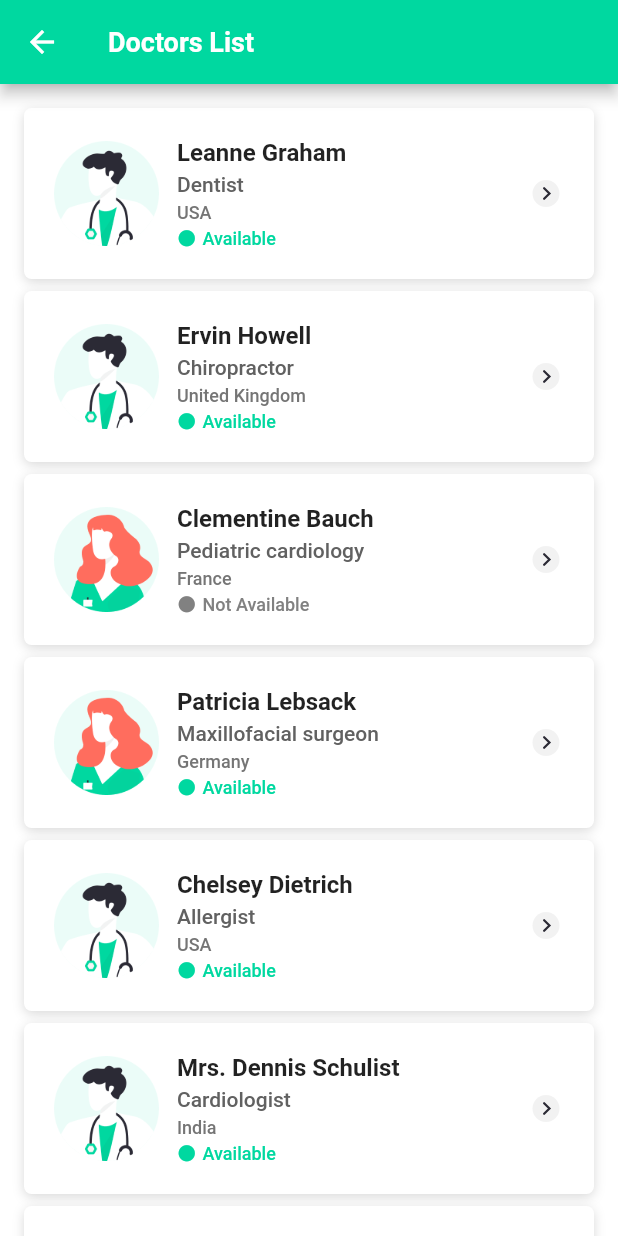
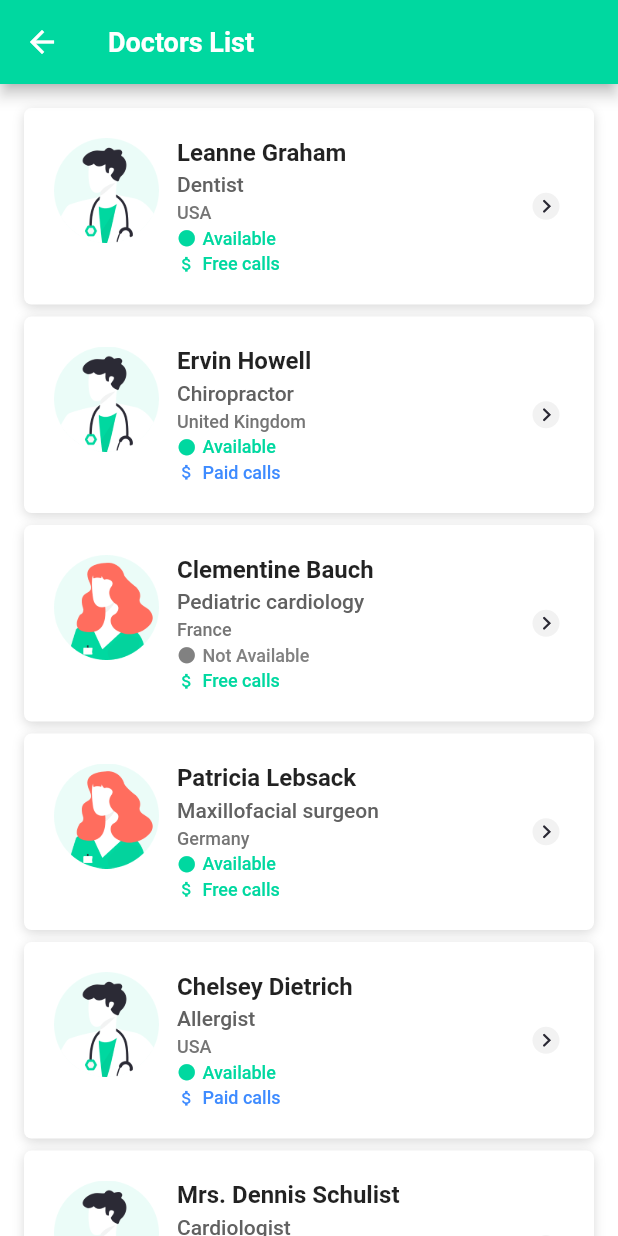
Before and after one commit to Djamel96/doctoVirt, a Flutter app: the DoctorsListMainScreen screen opened directly, on a phone screen of 412 x 824 dp. Run offline on Flutter 3.47's test engine with Material 2 defaults, Android fonts, the phone set to English and light mode, and no system bars; our stand-ins replace email_validator, flutter_keyboard_visibility, flutter_svg, get, permission_handler, shared_preferences; missing offline and left inert: agora_rtc_engine; accounts and stored records are empty; Roboto replaces fonts that are missing (DMSans).

```diff
--- a/lib/doctorsList/widgets/one_doctor.dart
+++ b/lib/doctorsList/widgets/one_doctor.dart
@@ -21,6 +21,7 @@ class OneDoctorWidget extends StatelessWidget {
         margins: const EdgeInsets.only(bottom: 8),
         child: Column(children: [
           Row(
+            crossAxisAlignment: CrossAxisAlignment.start,
             children: [
               Image.asset(
                 doctor.gender == 0
@@ -29,6 +30,9 @@ class OneDoctorWidget extends StatelessWidget {
                 width: 70,
               ),
               const SizedBox(width: 12),
+              Expanded(
+                child: Row(
+                  children: [
                     Expanded(
                       child: Column(
                         crossAxisAlignment: CrossAxisAlignment.start,
@@ -79,10 +83,36 @@ class OneDoctorWidget extends StatelessWidget {
                               ),
                             ],
                           ),
+                          const SizedBox(height: 3),
+                          Row(
+                            children: [
+                              Icon(
+                                Icons.attach_money,
+                                size: 13,
+                                color: doctor.hasFree
+                                    ? AppColors.appMain100
+                                    : AppColors.blue62,
+                              ),
+                              const SizedBox(width: 4),
+                              Text(
+                                doctor.hasFree ? "Free calls" : "Paid calls",
+                                style: TextStyle(
+                                  fontSize: 12,
+                                  fontWeight: FontWeight.w500,
+                                  color: doctor.hasFree
+                                      ? AppColors.appMain100
+                                      : AppColors.blue62,
+                                ),
+                              ),
+                            ],
+                          ),
                         ],
                       ),
                     ),
                     const ForwardIcon()
+                  ],
+                ),
+              ),
             ],
           ),
         ]),
```
Lines whose indentation alone changed are shown as unchanged.
